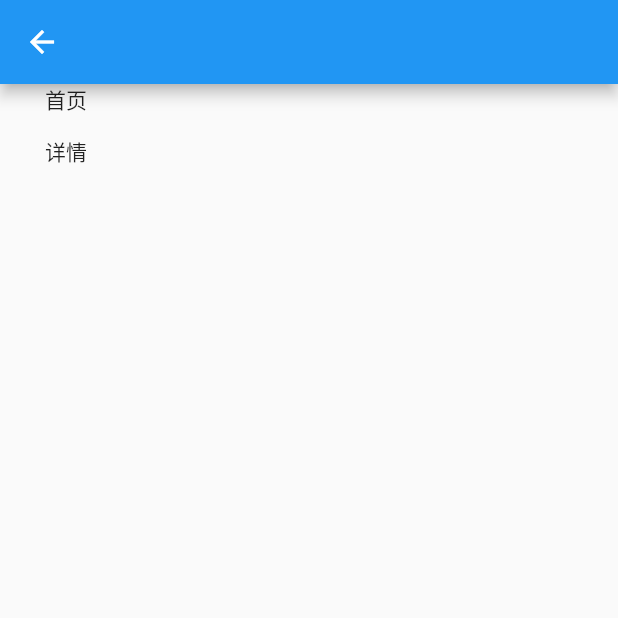
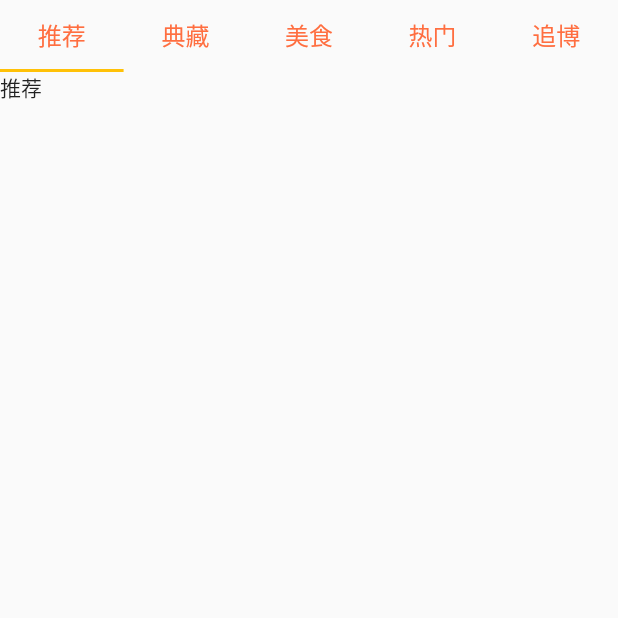
Before and after one commit to ColdBlooded-Fan/FlutterDemo, a Flutter app: the HomePage screen opened directly, on a phone screen of 412 x 824 dp, the top half of it. Run offline on Flutter 3.47's test engine with Material 2 defaults, Android fonts, the phone set to English and light mode, and no system bars; our stand-ins replace dio, fluttertoast, shared_preferences; accounts and stored records are empty.

Commit message:
升级flutter SDK版本后处理Android上运行不起来的问题

```diff
--- a/flutter_bilibili/lib/page/home_page.dart
+++ b/flutter_bilibili/lib/page/home_page.dart
@@ -1,6 +1,7 @@
 import 'package:flutter/material.dart';
 import 'package:flutter_bilibili/model/video_model.dart';
 import 'package:flutter_bilibili/navigator/hi_navigation.dart';
+import 'package:flutter_bilibili/page/hometab_page.dart';
 
 class HomePage extends StatefulWidget {
   const HomePage({Key key}) : super(key: key);
@@ -9,12 +10,18 @@ class HomePage extends StatefulWidget {
   _HomePageState createState() => _HomePageState();
 }
 
-class _HomePageState extends State<HomePage> with AutomaticKeepAliveClientMixin {
+class _HomePageState extends State<HomePage>
+    with AutomaticKeepAliveClientMixin, TickerProviderStateMixin {
   var listener;
+
+  var _controller;
+  final List<String> _tabs = ["推荐", "典藏", "美食", "热门", "追博"];
 
   @override
   void initState() {
     super.initState();
+    _controller =
+        TabController(initialIndex: 0, length: _tabs.length, vsync: this);
     HiNavigator.getInstance().addListener(this.listener = (current, pre) {
       print('main_current:${current.page}');
       print('main_pre:${pre.page}');
@@ -35,20 +42,32 @@ class _HomePageState extends State<HomePage> with AutomaticKeepAliveClientMixin
   @override
   Widget build(BuildContext context) {
     return Scaffold(
-      appBar: AppBar(),
-      body: Container(
-        child: Column(
-          children: [
-            Text("首页"),
-            MaterialButton(
-              onPressed: () {
-                HiNavigator.getInstance().jumpTo(RouterStatus.detail,
-                    args: {'videoMo': VideoModel(1001)});
-              },
-              child: Text('详情'),
-            )
-          ],
-        ),
+      body: Column(
+        children: [
+          TabBar(
+            labelColor: Colors.black,
+            indicatorColor: Colors.amber,
+            tabs: _tabs
+                .map((e) => Tab(
+                      child: Text(
+                        e,
+                        style: TextStyle(
+                            fontSize: 16, color: Colors.deepOrangeAccent),
+                      ),
+                    ))
+                .toList(),
+            controller: _controller,
+          ),
+          Flexible(
+              child: TabBarView(
+            children: _tabs
+                .map((e) => HomeTabPage(
+                      name: e,
+                    ))
+                .toList(),
+            controller: _controller,
+          ))
+        ],
       ),
     );
   }
--- /dev/null
+++ b/flutter_bilibili/lib/page/hometab_page.dart
@@ -0,0 +1,18 @@
+import 'package:flutter/material.dart';
+
+class HomeTabPage extends StatefulWidget {
+  final String name;
+  const HomeTabPage({Key key, this.name}) : super(key: key);
+
+  @override
+  State<HomeTabPage> createState() => _HomeTabPageState();
+}
+
+class _HomeTabPageState extends State<HomeTabPage> {
+  @override
+  Widget build(BuildContext context) {
+    return Container(
+      child: Text(widget.name),
+    );
+  }
+}
```
